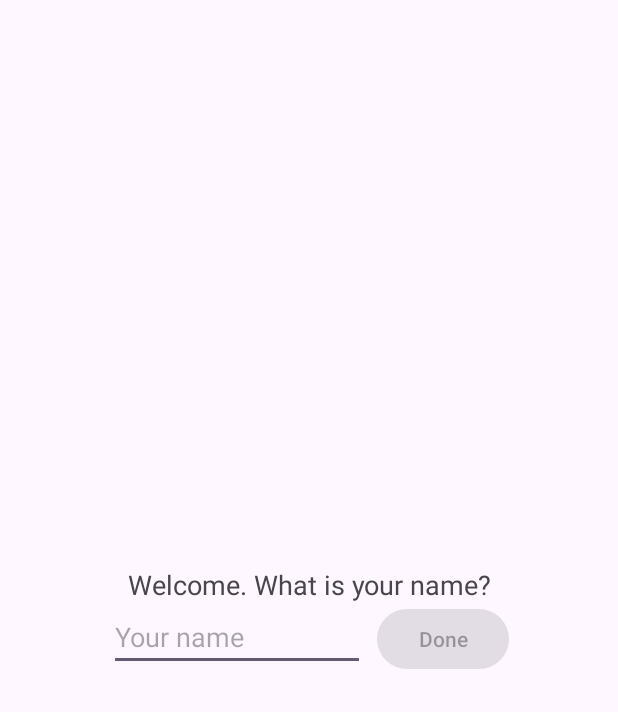
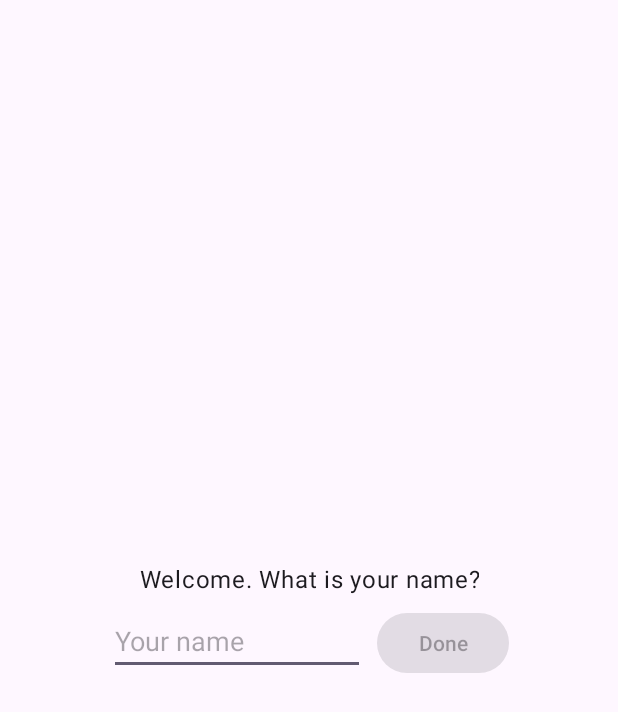
Before and after one commit to PacktPublishing/Android-UI-Development-with-Jetpack-Compose-Second-Edition, an Android app: the screen it shows after launch (MainActivity), on a phone screen of 412 x 824 dp. Shown: the top 712 px of the screen. Run offline under Robolectric (Android 15) with nearby library versions, the phone set to English and light mode, and no system bars.

Commit message:
Material3

```diff
--- a/chapter_02/HelloView/app/src/main/res/layout/main.xml
+++ b/chapter_02/HelloView/app/src/main/res/layout/main.xml
@@ -6,7 +6,7 @@
 
     <TextView
         android:id="@+id/message"
-        style="@style/TextAppearance.AppCompat.Medium"
+        style="@style/TextAppearance.Material3.BodyLarge"
         android:layout_width="wrap_content"
         android:layout_height="wrap_content"
         android:textAlignment="center"
@@ -23,6 +23,7 @@
         android:id="@+id/name"
         android:layout_width="wrap_content"
         android:layout_height="wrap_content"
+        android:layout_marginTop="8dp"
         android:layout_marginEnd="8dp"
         android:hint="@string/hint"
         android:imeOptions="actionDone"
```
Also changed, not shown: chapter_02/HelloView/app/build.gradle (line endings or trailing spaces), chapter_02/HelloView/build.gradle (line endings or trailing spaces).
